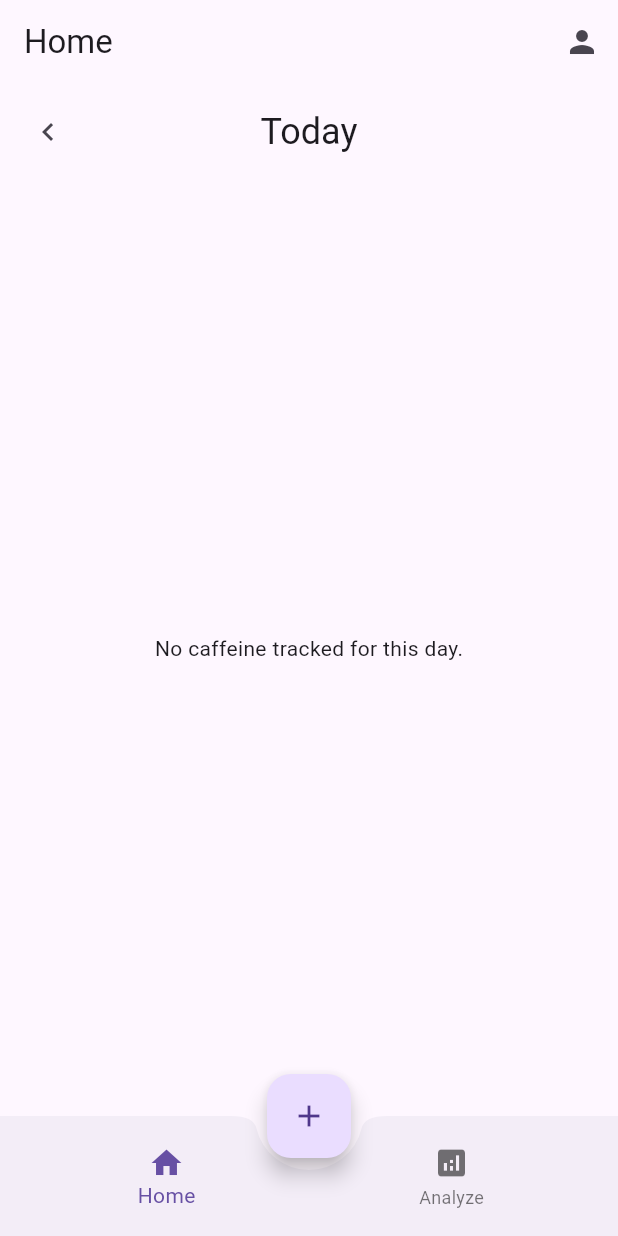
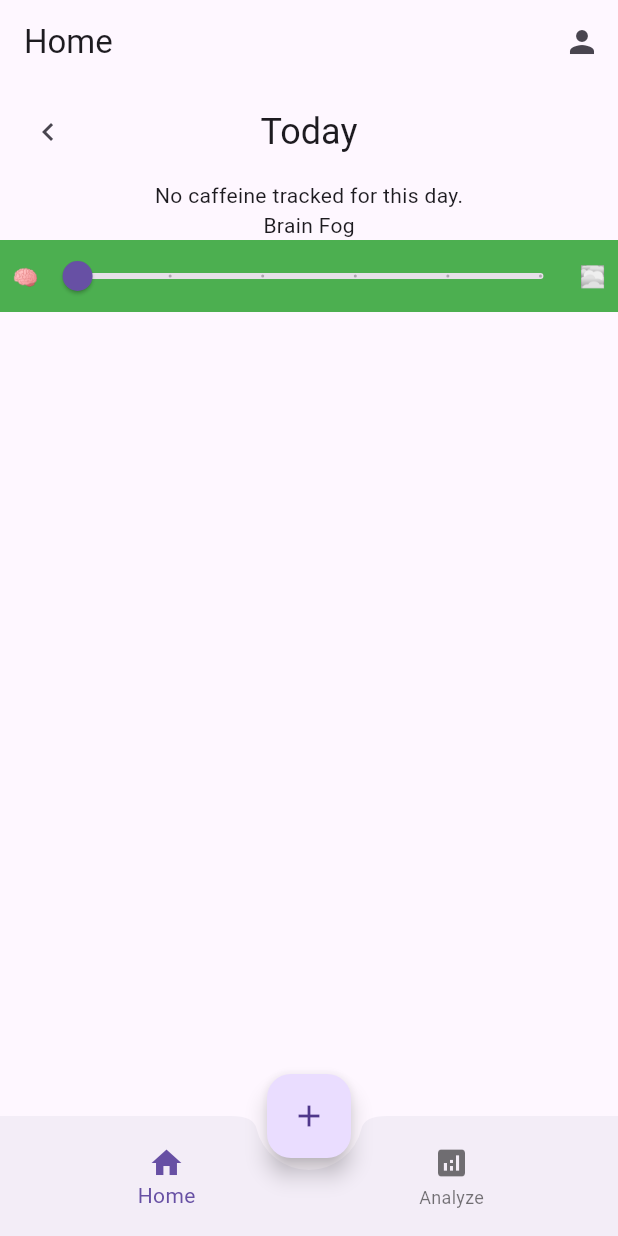
Before and after one commit to drg101/decaf, a Flutter app: the screen it shows after launch, on a phone screen of 412 x 824 dp. Run offline on Flutter 3.47's test engine with Material 3 defaults, Android fonts, the phone set to English and light mode, and no system bars; our stand-ins replace fl_chart, flutter_riverpod, sembast.

Commit message:
Basic slider created

```diff
--- a/lib/pages/home.dart
+++ b/lib/pages/home.dart
@@ -3,6 +3,8 @@ import 'package:decaf/providers/date_provider.dart';
 import 'package:decaf/providers/events_provider.dart';
 import 'package:flutter/material.dart';
 import 'package:flutter_riverpod/flutter_riverpod.dart';
+import 'package:decaf/widgets/caffeine_list_view.dart';
+import 'package:decaf/widgets/input_slider.dart';
 import 'package:intl/intl.dart';
 
 class HomePage extends ConsumerWidget {
@@ -31,7 +33,10 @@ class HomePage extends ConsumerWidget {
   }
 
   Future<void> _showDeleteConfirmationDialog(
-      BuildContext context, WidgetRef ref, Event event) async {
+    BuildContext context,
+    WidgetRef ref,
+    Event event,
+  ) async {
     return showDialog<void>(
       context: context,
       builder: (BuildContext context) {
@@ -89,8 +94,8 @@ class HomePage extends ConsumerWidget {
                 IconButton(
                   icon: const Icon(Icons.chevron_left),
                   onPressed: () {
-                    ref.read(selectedDateProvider.notifier).state =
-                        selectedDate.subtract(const Duration(days: 1));
+                    ref.read(selectedDateProvider.notifier).state = selectedDate
+                        .subtract(const Duration(days: 1));
                   },
                 ),
                 Text(
@@ -105,58 +110,51 @@ class HomePage extends ConsumerWidget {
                   child: IconButton(
                     icon: const Icon(Icons.chevron_right),
                     onPressed: () {
-                      ref.read(selectedDateProvider.notifier).state =
-                          selectedDate.add(const Duration(days: 1));
+                      ref
+                          .read(selectedDateProvider.notifier)
+                          .state = selectedDate.add(const Duration(days: 1));
                     },
                   ),
-                )
+                ),
               ],
             ),
           ),
-          Expanded(
+          Flexible(
             child: eventsAsync.when(
               data: (events) {
-                final caffeineEvents = events.where((event) {
-                  final eventDate =
-                      DateTime.fromMillisecondsSinceEpoch(event.timestamp);
+                final caffeineEvents =
+                    events.where((event) {
+                      final eventDate = DateTime.fromMillisecondsSinceEpoch(
+                        event.timestamp,
+                      );
                       return event.type == EventType.caffeine &&
                           eventDate.year == selectedDate.year &&
                           eventDate.month == selectedDate.month &&
                           eventDate.day == selectedDate.day;
                     }).toList();
 
-                if (caffeineEvents.isEmpty) {
-                  return const Center(
-                      child: Text('No caffeine tracked for this day.'));
-                }
-
-                return ListView.builder(
-                  itemCount: caffeineEvents.length,
-                  itemBuilder: (context, index) {
-                    final event = caffeineEvents[index];
-                    return Card(
-                      elevation: 2,
-                      margin: const EdgeInsets.symmetric(
-                          horizontal: 8,
-                          vertical: 4,
+                return Column(
+                  mainAxisSize: MainAxisSize.min,
+                  children: [
+                    CaffeineListView(
+                      caffeineEvents: caffeineEvents,
+                      showDeleteConfirmationDialog: _showDeleteConfirmationDialog,
                     ),
-                      child: ListTile(
-                        title: Text(event.name),
-                        trailing: Text('${event.value.toStringAsFixed(0)}mg'),
-                        onLongPress: () =>
-                            _showDeleteConfirmationDialog(context, ref, event),
+                    const InputSlider(
+                      label: "Brain Fog",
+                      lowEmoji: "🧠",
+                      highEmoji: "🌫️",
                     ),
-                    );
-                  },
+                  ],
                 );
               },
               loading: () => const Center(child: CircularProgressIndicator()),
-              error: (error, stackTrace) => Center(child: Text('Error: $error')),
+              error:
+                  (error, stackTrace) => Center(child: Text('Error: $error')),
             ),
           ),
         ],
       ),
-
     );
   }
 }
--- /dev/null
+++ b/lib/widgets/caffeine_list_view.dart
@@ -0,0 +1,42 @@
+import 'package:decaf/providers/events_provider.dart';
+import 'package:flutter/material.dart';
+import 'package:flutter_riverpod/flutter_riverpod.dart';
+
+class CaffeineListView extends ConsumerWidget {
+  final List<Event> caffeineEvents;
+  final Future<void> Function(BuildContext, WidgetRef, Event) showDeleteConfirmationDialog;
+
+  const CaffeineListView({
+    super.key,
+    required this.caffeineEvents,
+    required this.showDeleteConfirmationDialog,
+  });
+
+  @override
+  Widget build(BuildContext context, WidgetRef ref) {
+    if (caffeineEvents.isEmpty) {
+      return const Center(child: Text('No caffeine tracked for this day.'));
+    }
+
+    return ListView.builder(
+      shrinkWrap: true,
+      physics: const NeverScrollableScrollPhysics(),
+      itemCount: caffeineEvents.length,
+      itemBuilder: (context, index) {
+        final event = caffeineEvents[index];
+        return Card(
+          elevation: 2,
+          margin: const EdgeInsets.symmetric(
+            horizontal: 8,
+            vertical: 4,
+          ),
+          child: ListTile(
+            title: Text(event.name),
+            trailing: Text('${event.value.toStringAsFixed(0)}mg'),
+            onLongPress: () => showDeleteConfirmationDialog(context, ref, event),
+          ),
+        );
+      },
+    );
+  }
+}
--- /dev/null
+++ b/lib/widgets/input_slider.dart
@@ -0,0 +1,60 @@
+import 'package:flutter/material.dart';
+
+class InputSlider extends StatefulWidget {
+  final String label;
+  final String lowEmoji;
+  final String highEmoji;
+
+  const InputSlider({
+    super.key,
+    required this.label,
+    required this.lowEmoji,
+    required this.highEmoji,
+  });
+
+  @override
+  State<InputSlider> createState() => _InputSliderState();
+}
+
+class _InputSliderState extends State<InputSlider> {
+  double _currentSliderValue = 0;
+
+  @override
+  Widget build(BuildContext context) {
+    final ColorTween colorTween = ColorTween(
+      begin: Colors.green,
+      end: Colors.red,
+    );
+    final Color? backgroundColor = colorTween.lerp(_currentSliderValue / 5.0);
+
+    return Column(
+      children: [
+        Text(widget.label),
+        Container(
+          color: backgroundColor,
+          padding: const EdgeInsets.symmetric(horizontal: 8.0),
+          child: Row(
+            children: [
+              Text(widget.lowEmoji),
+              Expanded(
+                child: Slider(
+                  value: _currentSliderValue,
+                  min: 0,
+                  max: 5,
+                  divisions: 5,
+                  label: _currentSliderValue.round().toString(),
+                  onChanged: (double value) {
+                    setState(() {
+                      _currentSliderValue = value;
+                    });
+                  },
+                ),
+              ),
+              Text(widget.highEmoji),
+            ],
+          ),
+        ),
+      ],
+    );
+  }
+}
```
Lines whose indentation alone changed are shown as unchanged.
